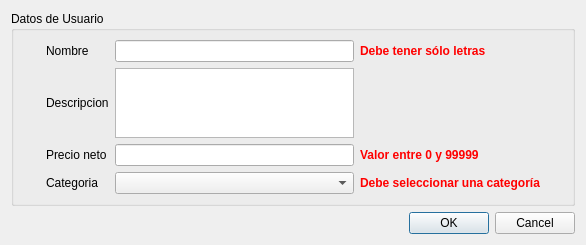
First picture: the form in nostro/admin_productos/formulario_producto.ui, repository manuell12/CafeNostro, before the edit.
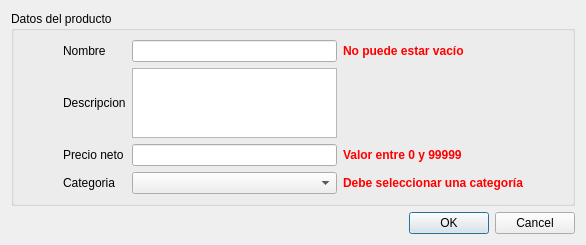
Second picture: the form after the edit.

Commit message: Cambios realizados: -> Foco de los formularios. Ahora el tab funciona para nevgar. -> Pregunta antes de eliminar algún producto o usuario. -> Las ventanas principales ahora se muestran en un mimo frame, los formularios se siguen mostrando en ventana externa. -> Import realizados como indico el profesor en la última reunión. Los cuales deben de funcionar en todos los pc.

```diff
--- a/nostro/admin_productos/formulario_producto.ui
+++ b/nostro/admin_productos/formulario_producto.ui
@@ -20,7 +20,7 @@
    <item>
     <widget class="QGroupBox" name="groupBox">
      <property name="title">
-      <string>Datos de Usuario</string>
+      <string>Datos del producto</string>
      </property>
      <layout class="QHBoxLayout" name="horizontalLayout">
       <item>
@@ -28,6 +28,9 @@
         <property name="orientation">
          <enum>Qt::Horizontal</enum>
         </property>
+        <property name="sizeType">
+         <enum>QSizePolicy::Fixed</enum>
+        </property>
         <property name="sizeHint" stdset="0">
          <size>
           <width>40</width>
@@ -61,7 +64,7 @@
         <item row="0" column="2">
          <widget class="QLabel" name="label_error_nombre">
           <property name="text">
-           <string>&lt;html&gt;&lt;head/&gt;&lt;body&gt;&lt;p&gt;&lt;span style=&quot; font-weight:600; color:#ff0000;&quot;&gt;Debe tener sólo letras&lt;/span&gt;&lt;/p&gt;&lt;/body&gt;&lt;/html&gt;</string>
+           <string>&lt;html&gt;&lt;head/&gt;&lt;body&gt;&lt;p&gt;&lt;span style=&quot; font-weight:600; color:#ff0000;&quot;&gt;No puede estar vacío&lt;/span&gt;&lt;/p&gt;&lt;/body&gt;&lt;/html&gt;</string>
           </property>
          </widget>
         </item>
@@ -113,6 +116,9 @@
         <property name="orientation">
          <enum>Qt::Horizontal</enum>
         </property>
+        <property name="sizeType">
+         <enum>QSizePolicy::Fixed</enum>
+        </property>
         <property name="sizeHint" stdset="0">
          <size>
           <width>40</width>
```
Left out of the diff: 15 changed lines with no effect on the pictures. The commit also changes 16 other files.
